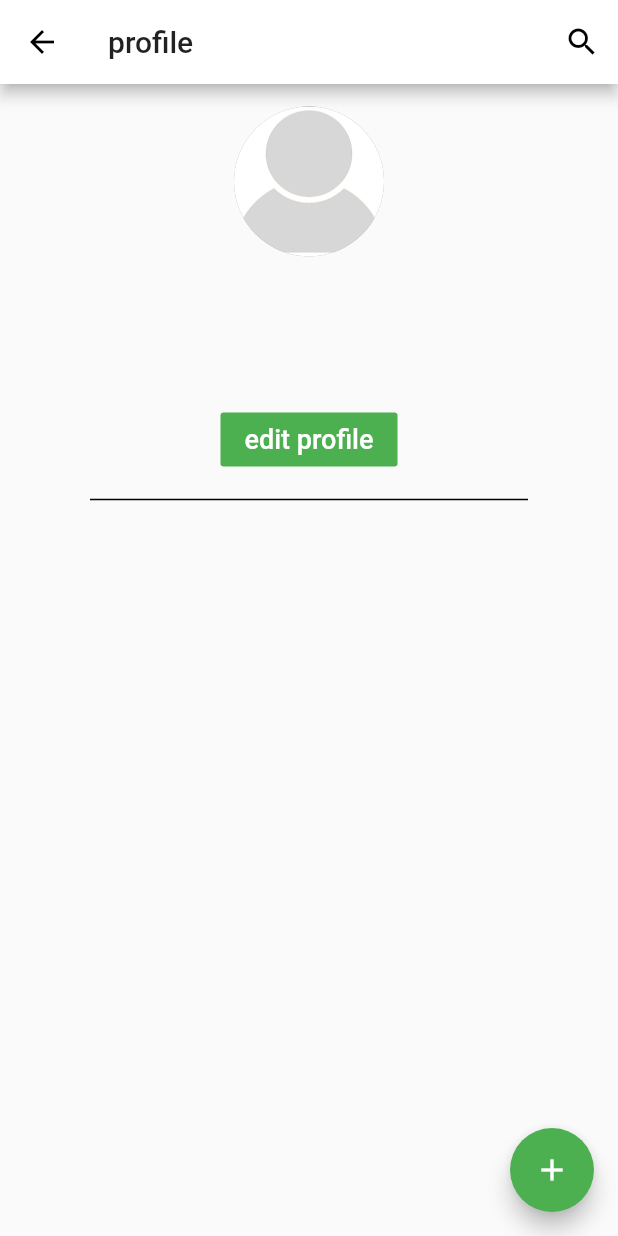
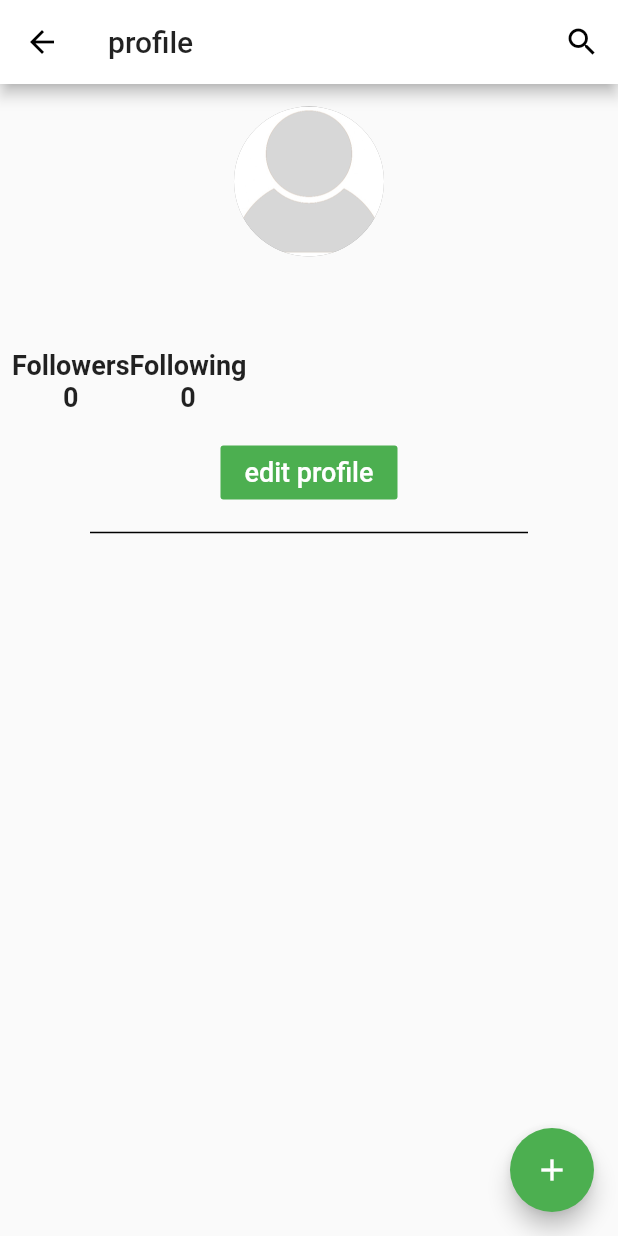
Before and after one commit to MoRashad/Wadi-Food-App-, a Flutter app: the screen it shows once a user with an empty profile is signed in, in the side drawer, after a tap on "Profile", on a phone screen of 412 x 824 dp. Run offline on Flutter 3.47's test engine with Material 2 defaults, Android fonts, the phone set to English and light mode, and no system bars; our stand-ins replace auto_size_text, cached_network_image, cloud_firestore, email_validator, firebase_auth, firebase_storage and 3 more; accounts and stored records are empty.

Commit message:
follow and unfollow user

```diff
--- a/lib/Home_page.dart
+++ b/lib/Home_page.dart
@@ -1,11 +1,13 @@
 import 'package:flutter/material.dart';
+import 'package:provider/provider.dart';
 import 'profile.dart';
 import 'auth.dart';
+import 'user_data.dart';
 
 class HomePage extends StatelessWidget {
 
-  final String userid;
-  HomePage({this.userid});
+ // final String userid;
+  //HomePage({this.userid});
   static final String id = 'home_page';
 
   @override
--- a/lib/auth.dart
+++ b/lib/auth.dart
@@ -4,6 +4,8 @@ import 'dart:async';
 import 'package:cloud_firestore/cloud_firestore.dart';
 import 'package:flutter/cupertino.dart';
 import 'package:flutter/material.dart';
+import 'package:provider/provider.dart';
+import 'user_data.dart';
 
 class AuthService {
   static final _auth = FirebaseAuth.instance;
@@ -18,6 +20,7 @@ class AuthService {
       if(user != null){
         //Navigator.pushReplacementNamed(context, HomePage.id);
         print(user.uid);
+
       }
      }catch(e){
        error = e.message;
@@ -40,7 +43,7 @@ class AuthService {
         'profileimage': "",
         'uid': user.uid
     });
-      print(user.uid);
+      Provider.of<Userdata>(context).currentuserid = user.uid;
     }}catch(e){
       print(e.message);
       error = e.message;
--- a/lib/database_service.dart
+++ b/lib/database_service.dart
@@ -28,5 +28,65 @@ class DatabaseServise{
     return users;
 
   }
+  static void followuser(String currentuser, String userid){
+    Firestore.instance.collection('following')
+    .document(currentuser)
+    .collection('userfollowing')
+    .document(userid)
+    .setData({});
 
+    Firestore.instance.collection('followers')
+    .document(userid)
+    .collection('userfollowers')
+    .document(currentuser)
+    .setData({});
+  }
+
+  static void unfollowuser(String currentuser, String userid){
+    Firestore.instance.collection('following')
+    .document(currentuser)
+    .collection('userfollowing')
+    .document(userid)
+    .get().then((doc){
+      if(doc.exists){
+        doc.reference.delete();
+      }
+    });
+
+    Firestore.instance.collection('followers')
+    .document(userid)
+    .collection('userfollowers')
+    .document(currentuser)
+    .get().then((doc){
+      if(doc.exists){
+        doc.reference.delete();
+      }
+    });
+  }
+
+  static Future<bool> isfollowinguser(String currentuser, String userid) async {
+    DocumentSnapshot followingdoc = await Firestore.instance.collection('followers')
+    .document(userid)
+    .collection('userfollowers')
+    .document(currentuser)
+    .get();
+    return followingdoc.exists;
+  }
+
+  static Future<int> numfollowing(String userid) async{
+    QuerySnapshot followingsnapshot = await Firestore.instance.collection('following')
+    .document(userid)
+    .collection('userfollowing')
+    .getDocuments();
+    return followingsnapshot.documents.length;
+
+  }
+
+  static Future<int> numfollowers(String userid) async{
+    QuerySnapshot followersnapshot = await Firestore.instance.collection('followers')
+    .document(userid)
+    .collection('userfollowers')
+    .getDocuments();
+    return followersnapshot.documents.length;
+  }
 }
--- a/lib/main.dart
+++ b/lib/main.dart
@@ -1,5 +1,6 @@
+import 'package:provider/provider.dart';
 
-import 'package:WadiFood/search_page.dart';
+import 'search_page.dart';
 import 'package:firebase_auth/firebase_auth.dart';
 import 'package:flutter/material.dart';
 import 'edit_profile.dart';
@@ -8,6 +9,7 @@ import 'postphoto.dart';
 import 'profile.dart';
 import 'Home_page.dart';
 import 'login_page.dart';
+import 'user_data.dart';
 void main() {
 
 runApp(MyApp());
@@ -15,14 +17,15 @@ runApp(MyApp());
 }
 
 class MyApp extends StatelessWidget {
- String userdata;
+ //String userdata;
   Widget _getScreenId(){
      return StreamBuilder<FirebaseUser>(
       stream: FirebaseAuth.instance.onAuthStateChanged,
       builder:(BuildContext context, snapshot){
           if(snapshot.hasData){
-            userdata = snapshot.data.uid;
-            return HomePage(userid: snapshot.data.uid);
+            //userdata = snapshot.data.uid;
+            Provider.of<Userdata>(context).currentuserid = snapshot.data.uid;
+            return HomePage();
           }else{
             return LoginPage();
           }
@@ -31,8 +34,9 @@ class MyApp extends StatelessWidget {
   }
   @override
   Widget build(BuildContext context) {
-
-        return MaterialApp(
+    return ChangeNotifierProvider(
+      create: (context)=> Userdata(),
+      child: MaterialApp(
         title: 'login',
         debugShowCheckedModeBanner: false,
         theme: new ThemeData(
@@ -41,13 +45,14 @@ class MyApp extends StatelessWidget {
         home: _getScreenId(),
         routes: {
           //LoginPage.id : (context)=> LoginPage(),
-            HomePage.id : (context)=> HomePage(userid:userdata),
-            ProfilePage.id : (context)=> ProfilePage(userid: userdata),
-            EditProfile.id : (context)=> EditProfile(userid: userdata,),
+          HomePage.id : (context)=> HomePage(),
+          ProfilePage.id : (context)=> ProfilePage(currentuser: Provider.of<Userdata>(context).currentuserid, userid: Provider.of<Userdata>(context).currentuserid),
+          EditProfile.id : (context)=> EditProfile(userid: Provider.of<Userdata>(context).currentuserid),
           ExersiceCalPage.id : (context)=> ExersiceCalPage(),
-            PostPhoto.id : (context)=> PostPhoto(userid: userdata),
-            SearchPage.id : (context)=> SearchPage(userid: userdata),
+          PostPhoto.id : (context)=> PostPhoto(userid: Provider.of<Userdata>(context).currentuserid),
+          SearchPage.id : (context)=> SearchPage(userid: Provider.of<Userdata>(context).currentuserid,),
   },
+  ),
     );
   }
 }
--- a/lib/profile.dart
+++ b/lib/profile.dart
@@ -1,14 +1,18 @@
+import 'package:WadiFood/database_service.dart';
 import 'package:WadiFood/search_page.dart';
 import 'package:cached_network_image/cached_network_image.dart';
 import 'package:cloud_firestore/cloud_firestore.dart';
 import 'package:flutter/material.dart';
+import 'package:provider/provider.dart';
 import 'edit_profile.dart';
 import 'post_model.dart';
 import 'postphoto.dart';
+import 'user_data.dart';
 import 'user_model.dart';
 class ProfilePage extends StatefulWidget {
   final String userid;
-  ProfilePage({this.userid});
+  final String currentuser;
+  ProfilePage({this.currentuser, this.userid });
   static final String id = 'profile';
   @override
   _ProfilePageState createState() => _ProfilePageState();
@@ -18,6 +22,90 @@ class _ProfilePageState extends State<ProfilePage>{
   bool isfollowing = false;
   int followercount = 0;
   int followingcount = 0;
+  @override
+  void initState(){
+    super.initState();
+    _setupisfollowing();
+    _setupfollowers();
+    _setupfollowing();
+  }
+  _setupisfollowing() async {
+    bool isfollowinguser = await DatabaseServise.isfollowinguser(
+      widget.currentuser,
+       widget.userid);
+    setState(() {
+      isfollowing = isfollowinguser;
+    });
+  }
+  _setupfollowers() async {
+    int userfollowercount = await DatabaseServise.numfollowers(widget.userid);
+    setState(() {
+      followercount = userfollowercount;
+    });
+  }
+  _setupfollowing() async {
+    int userfollowingcount = await DatabaseServise.numfollowing(widget.userid);
+    setState(() {
+      followingcount = userfollowingcount;
+    });
+  }
+
+  _followorunfollow(){
+    if(isfollowing){
+      _unfollowuser();
+    }else{
+      _followuser();
+    }
+  }
+  _unfollowuser(){
+    DatabaseServise.unfollowuser(widget.currentuser, widget.userid);
+    setState(() {
+      isfollowing = false;
+      followingcount--;
+    });
+  }
+  _followuser(){
+    DatabaseServise.followuser(widget.currentuser, widget.userid);
+    setState(() {
+      isfollowing = true;
+      followingcount++;
+    });
+  }
+
+  _displaybutton(User user){
+    return user.id == Provider.of<Userdata>(context).currentuserid
+    ?  Padding(
+      padding: const EdgeInsets.all(8.0),
+      child: FlatButton(
+        onPressed: (){
+          Navigator.push(
+            context,
+            MaterialPageRoute(builder: (_)=> EditProfile(user: user,)
+          ));
+        },
+        color: Colors.green,
+        textColor: Colors.white,
+        child: Text('edit profile',
+        style: TextStyle(
+          fontSize: 18,
+        ),
+        ),
+      ),
+    )
+    : Padding(
+      padding: const EdgeInsets.all(8.0),
+      child: FlatButton(
+        onPressed: _followorunfollow,
+        color: isfollowing ? Colors.grey :Colors.green,
+        textColor: isfollowing ? Colors.black : Colors.white,
+        child: Text(isfollowing ? 'Unfollow' : 'Follow',
+        style: TextStyle(
+          fontSize: 18,
+        ),
+        ),
+      ),
+    );
+  }
 
   @override
   Widget build(BuildContext context) {
@@ -68,30 +156,44 @@ class _ProfilePageState extends State<ProfilePage>{
                   ),
                   Padding(
                     padding: const EdgeInsets.all(8.0),
-                    child: Text(user.email,
+                    child: Row(
+                      children: <Widget>[
+                        Column(
+                          children: <Widget>[
+                            Text('Followers',
                             style: TextStyle(
-                      fontSize: 17,
+                              fontSize: 18,
+                              fontWeight: FontWeight.w600,
                             ),
                             ),
-                  ),
-                  Padding(
-                    padding: const EdgeInsets.all(8.0),
-                    child: FlatButton(
-                      onPressed: (){
-                        Navigator.push(
-                          context,
-                          MaterialPageRoute(builder: (_)=> EditProfile(user: user,)
-                        ));
-                      },
-                      color: Colors.green,
-                      textColor: Colors.white,
-                      child: Text('edit profile',
+                            Text(followercount.toString(),
                             style: TextStyle(
                               fontSize: 18,
+                              fontWeight: FontWeight.w600,
                             ),
                             ),
+                          ],
+                        ),
+                        Column(
+                          children: <Widget>[
+                            Text('Following',
+                            style: TextStyle(
+                              fontSize: 18,
+                              fontWeight: FontWeight.w600,
                             ),
                             ),
+                            Text(followingcount.toString(),
+                            style: TextStyle(
+                              fontSize: 18,
+                              fontWeight: FontWeight.w600,
+                            ),
+                            ),
+                          ],
+                        ),
+                      ],
+                    ),
+                  ),
+                  _displaybutton(user),
                   Divider(
                     color: Colors.black,
                     thickness: 1,
--- /dev/null
+++ b/lib/user_data.dart
@@ -0,0 +1,6 @@
+import 'package:flutter/widgets.dart';
+import 'package:flutter/foundation.dart';
+
+class Userdata extends ChangeNotifier{
+  String currentuserid;
+}
--- a/pubspec.yaml
+++ b/pubspec.yaml
@@ -20,6 +20,7 @@ dependencies:
 
 
 
+
   flutter:
     sdk: flutter
   firebase_auth: 0.15.1
@@ -27,7 +28,6 @@ dependencies:
   auto_size_text: 2.1.0
   firebase_core: 0.4.3
   firebase_analytics: 5.0.9
-  provider: 4.0.1
   image_picker: 0.6.2
   cached_network_image: 2.0.0
   firebase_storage: 3.1.1
@@ -36,6 +36,7 @@ dependencies:
   uuid: 2.0.4
   image_cropper: ^1.1.2
   email_validator: ^1.0.4
+  provider: ^4.0.1
   # The following adds the Cupertino Icons font to your application.
   # Use with the CupertinoIcons class for iOS style icons.
   cupertino_icons: ^0.1.2
```
Also changed, not shown: lib/edit_profile.dart (+19 -3 lines), lib/search_page.dart (+8 -3 lines), 1 other file. Lines whose indentation alone changed are shown as unchanged.
